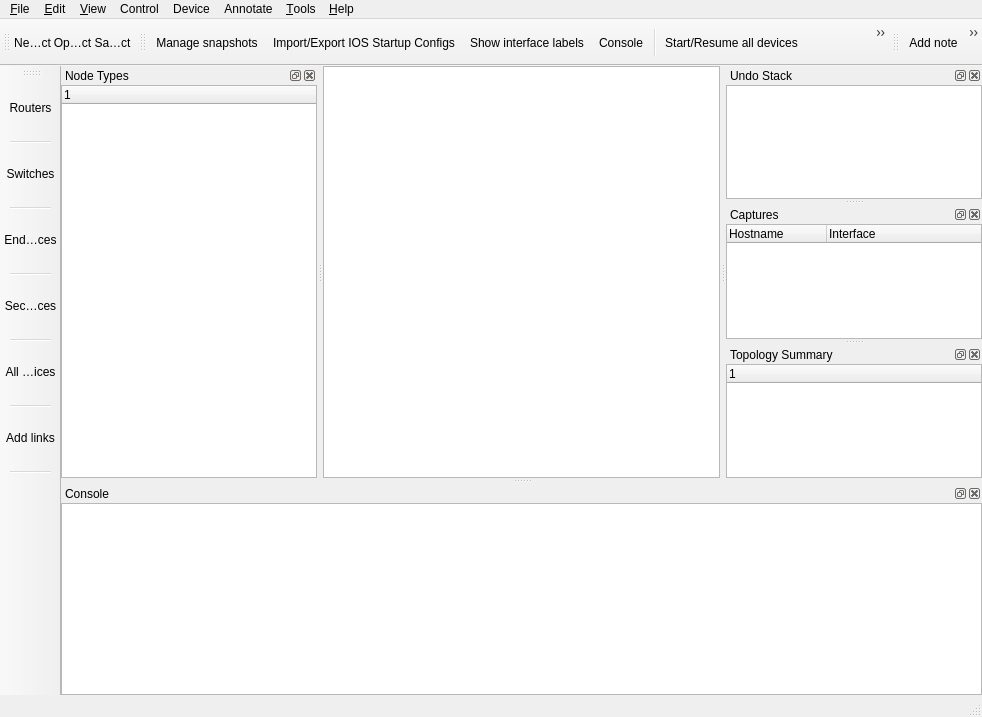
This is src/GNS3/Ui/Form_MainWindow.ui in GNS3/gns3-legacy as Qt 5 draws it before an edit. The edited form follows.
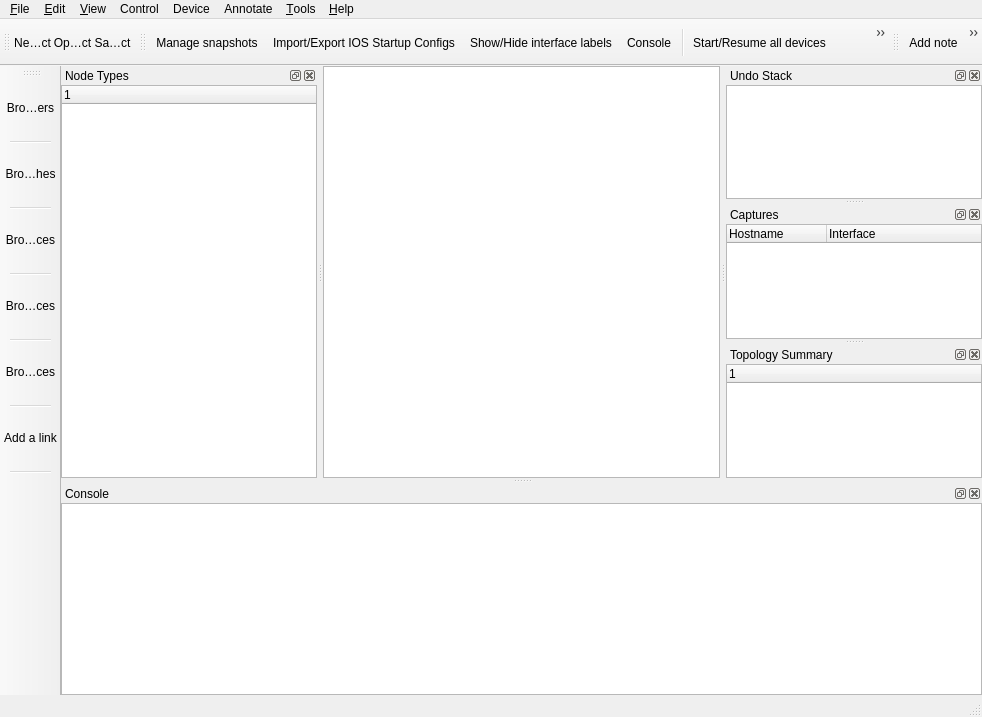
This is the edited form. Icons and pictures are not drawn. Custom widgets are drawn as their Qt base class.

What changed in the file:
```diff
--- a/src/GNS3/Ui/Form_MainWindow.ui
+++ b/src/GNS3/Ui/Form_MainWindow.ui
@@ -1003,7 +1003,7 @@
      <normaloff>:/icons/show-interface-names.svg</normaloff>:/icons/show-interface-names.svg</iconset>
    </property>
    <property name="text">
-    <string>Show interface labels</string>
+    <string>Show/Hide interface labels</string>
    </property>
    <property name="toolTip">
     <string>Show interface labels</string>
@@ -1149,10 +1149,10 @@
      <activeoff>:/icons/router-hover.png</activeoff>:/icons/router.png</iconset>
    </property>
    <property name="text">
-    <string>Routers</string>
+    <string>Browse Routers</string>
    </property>
    <property name="iconText">
-    <string>Routers</string>
+    <string>Browse Routers</string>
    </property>
    <property name="toolTip">
     <string>Show all routers.</string>
@@ -1168,10 +1168,10 @@
      <activeoff>:/icons/switch-hover.png</activeoff>:/icons/switch.png</iconset>
    </property>
    <property name="text">
-    <string>Switches</string>
+    <string>Browse Switches</string>
    </property>
    <property name="iconText">
-    <string>Switches</string>
+    <string>Browse Switches</string>
    </property>
    <property name="toolTip">
     <string>Show all switches.</string>
@@ -1187,10 +1187,10 @@
      <activeoff>:/icons/PC-hover.png</activeoff>:/icons/PC.png</iconset>
    </property>
    <property name="text">
-    <string>End devices</string>
+    <string>Browse End Devices</string>
    </property>
    <property name="iconText">
-    <string>End devices</string>
+    <string>Browse End Devices</string>
    </property>
    <property name="toolTip">
     <string>Show all end devices.</string>
@@ -1206,10 +1206,10 @@
      <activeoff>:/icons/firewall-hover.png</activeoff>:/icons/firewall.png</iconset>
    </property>
    <property name="text">
-    <string>Security devices</string>
+    <string>Browse Security Devices</string>
    </property>
    <property name="iconText">
-    <string>Security devices</string>
+    <string>Browse Security Devices</string>
    </property>
    <property name="toolTip">
     <string>Show all security devices.</string>
@@ -1236,7 +1236,7 @@
      <activeoff>:/icons/browse-all-icons-hover.png</activeoff>:/icons/browse-all-icons.png</iconset>
    </property>
    <property name="text">
-    <string>All devices</string>
+    <string>Browse all devices</string>
    </property>
    <property name="toolTip">
     <string>Show all devices.</string>
@@ -1255,7 +1255,7 @@
      <activeoff>:/icons/connection-new-hover.svg</activeoff>:/icons/connection-new.svg</iconset>
    </property>
    <property name="text">
-    <string>Add links</string>
+    <string>Add a link</string>
    </property>
    <property name="toolTip">
     <string>To add links between devices.
```
Left out of the diff: 57 changed lines with no effect on the pictures.
